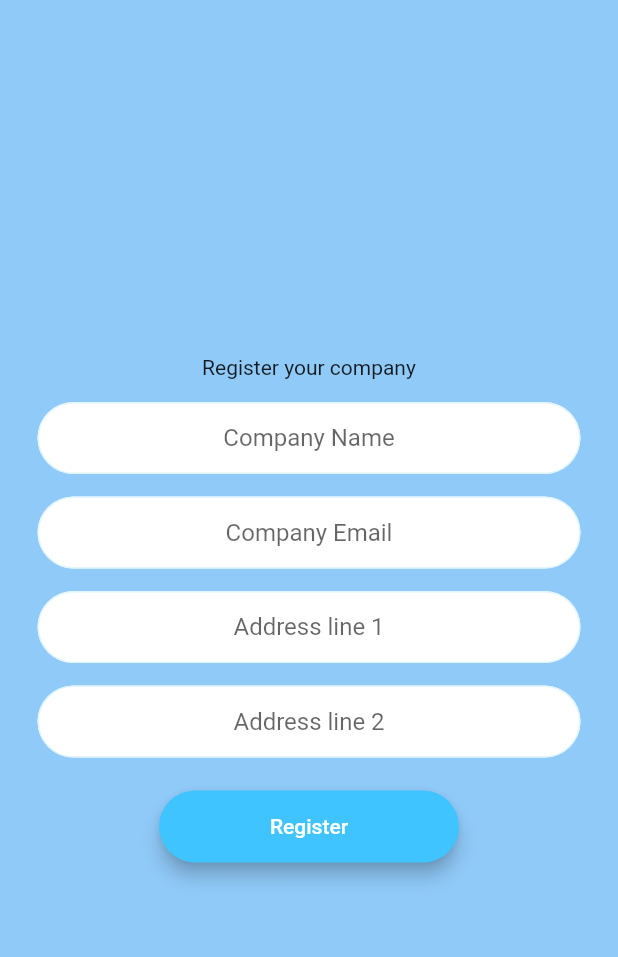
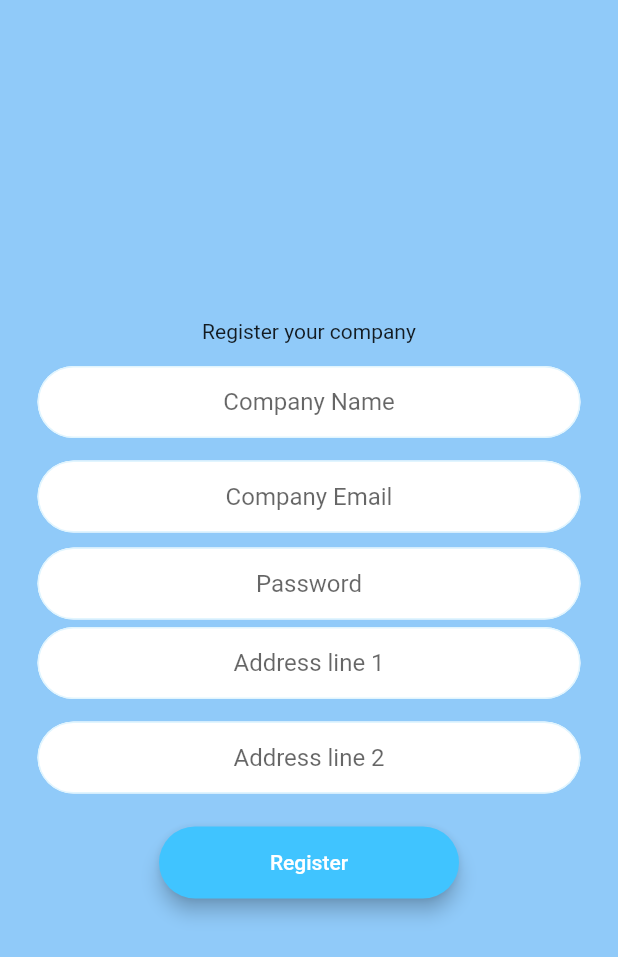
Before and after one commit to gabrielgranata/packing-heat, a Flutter app: the CompanyRegistrationScreen screen opened by its route, on a phone screen of 412 x 824 dp. Shown: the top 957 px of the screen. Run offline on Flutter 3.47's test engine with Material 2 defaults, Android fonts, the phone set to English and light mode, and no system bars; our stand-ins replace firebase_auth; accounts and stored records are empty.

Commit message:
company registration screeen

```diff
--- a/innova/lib/screens/company_registration_screen.dart
+++ b/innova/lib/screens/company_registration_screen.dart
@@ -1,7 +1,15 @@
 import 'package:flutter/material.dart';
 import 'package:innova/constants/input_decoration.dart';
 import 'package:innova/widgets/pill_button.dart';
+import 'package:http/http.dart' as http;
+import 'package:innova/widgets/pill_button.dart';
+import 'package:firebase_auth/firebase_auth.dart';
+import 'package:innova/screens/home_screen_controller.dart';
 
+enum UserType {
+  driver,
+  business
+}
 class CompanyRegistrationScreen extends StatefulWidget {
   @override
   _CompanyRegistrationScreenState createState() => _CompanyRegistrationScreenState();
@@ -14,7 +22,10 @@ class _CompanyRegistrationScreenState extends State<CompanyRegistrationScreen> {
   String addressLine1;
   String addressLine2;
   String phoneNumber;
+  String password;
+  UserType userType = UserType.business;
 
+  final FirebaseAuth _auth = FirebaseAuth.instance;
 
   @override
   Widget build(BuildContext context) {
@@ -52,6 +63,17 @@ class _CompanyRegistrationScreenState extends State<CompanyRegistrationScreen> {
                       companyEmail = value;
                     }),
               ),
+              Padding(
+                padding: EdgeInsets.symmetric(horizontal: 15),
+                child: TextField(
+                  obscureText: false,
+                  textAlign: TextAlign.center,
+                  decoration: InputDecorationWrapper(hint: 'Password').getInputDecoration(),
+                  onChanged: (value) {
+                    password = value;
+                  },
+                ),
+              ),
               Container(
                 margin: EdgeInsets.fromLTRB(15, 5, 15, 10),
                 child: TextField(
@@ -73,8 +95,36 @@ class _CompanyRegistrationScreenState extends State<CompanyRegistrationScreen> {
               PillButton(
                 title: 'Register',
                 colour: Colors.lightBlueAccent,
-                onPressed:() {
-                  Navigator.pushNamed(context, 'company_home_screen');
+                onPressed:() async {
+                    try {
+                      final firebaseUser = await _auth.createUserWithEmailAndPassword(email: companyEmail.trim(), password: password);
+                      var url = 'http://uottahack2020.heroku.com/users/'
+                          'business?email=$companyEmail&name=$companyName&userType=$userType&uid=${firebaseUser.user.uid}';
+                      var response = await http.post(
+                          url,
+                          body: {
+                            'email': companyEmail,
+                            'name': companyName,
+                            'userType': userType.toString()
+                          }
+                      );
+                      print(response.statusCode);
+                      if (firebaseUser != null) {
+                        // Navigator.pushNamed(context, 'homeScreen');
+                        // TODO: POST REQUEST TO DB TO ADD USER
+                        Navigator.push(
+                            context,
+                            MaterialPageRoute(
+                                builder: (context) => HomeScreenController(userType: 'business')
+                            ));
+                       // Navigator.pushNamed(context, 'home_screen', arguments: Arguments(companyEmail));
+                        Navigator.pushNamed(context, 'company_home_screen');
+                      }
+                    } catch (e) {
+                      print(e);
+                    }
+
+
                 }
               )
             ]
```
